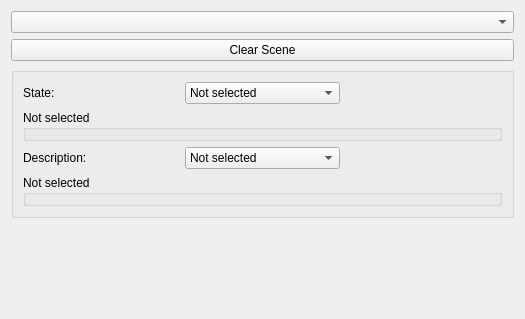
The window that Resources/UI/qSlicerRos2ModuleWidget.ui (rosmed/slicer_ros2_module) describes before a commit, drawn with Qt 5.
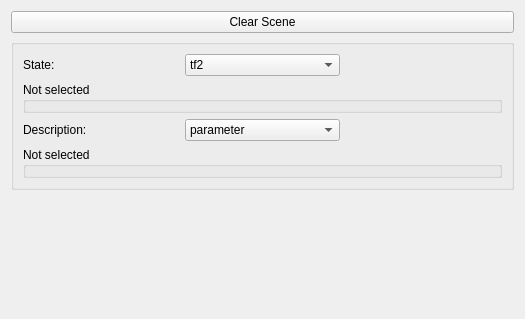
The same window after the commit. Custom widgets are drawn as their Qt base class.

The edit to the form file:
```diff
--- a/Resources/UI/qSlicerRos2ModuleWidget.ui
+++ b/Resources/UI/qSlicerRos2ModuleWidget.ui
@@ -14,9 +14,6 @@
    <string>Form</string>
   </property>
   <layout class="QVBoxLayout" name="verticalLayout">
-   <item>
-    <widget class="QComboBox" name="fileSelector"/>
-   </item>
    <item>
     <widget class="QPushButton" name="clearSceneButton">
      <property name="text">
@@ -32,9 +29,12 @@
      <layout class="QGridLayout" name="gridLayout">
       <item row="0" column="1">
        <widget class="QComboBox" name="stateSelectionComboBox">
+        <property name="currentText">
+         <string>tf2</string>
+        </property>
         <item>
          <property name="text">
-          <string>Not selected</string>
+          <string>tf2</string>
          </property>
         </item>
         <item>
@@ -79,9 +79,12 @@
       </item>
       <item row="2" column="1">
        <widget class="QComboBox" name="descriptionSelectionComboBox">
+        <property name="currentText">
+         <string>parameter</string>
+        </property>
         <item>
          <property name="text">
-          <string>Not selected</string>
+          <string>parameter</string>
          </property>
         </item>
         <item>
```
Left out of the diff: 14 changed lines with no effect on the pictures.
